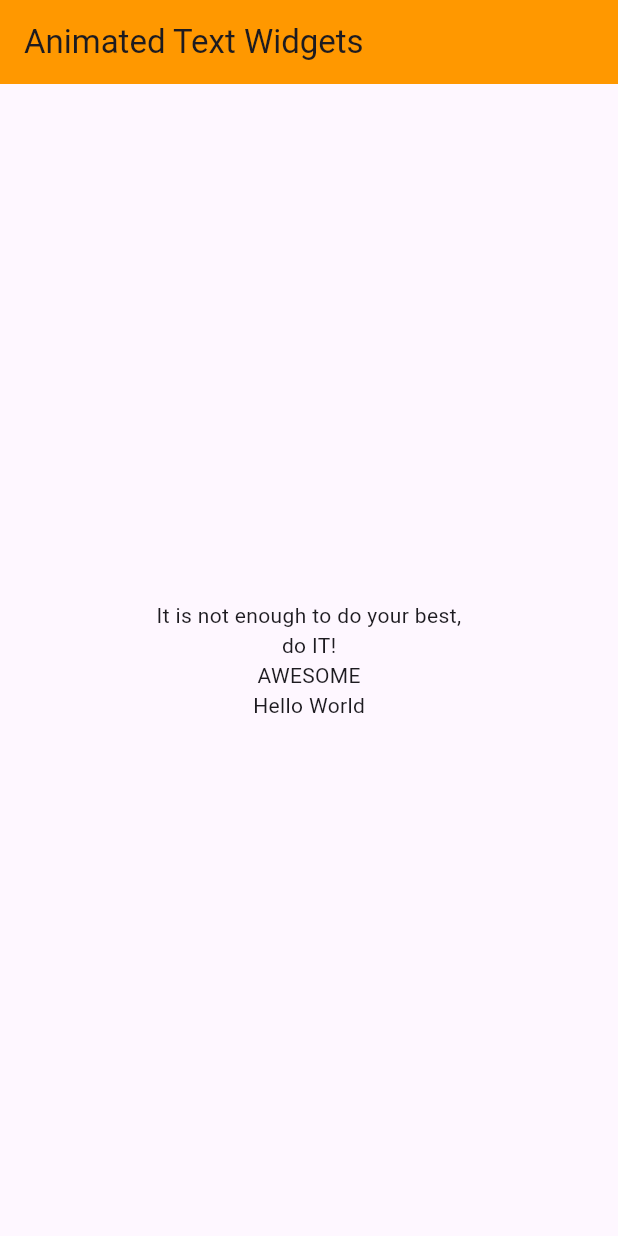
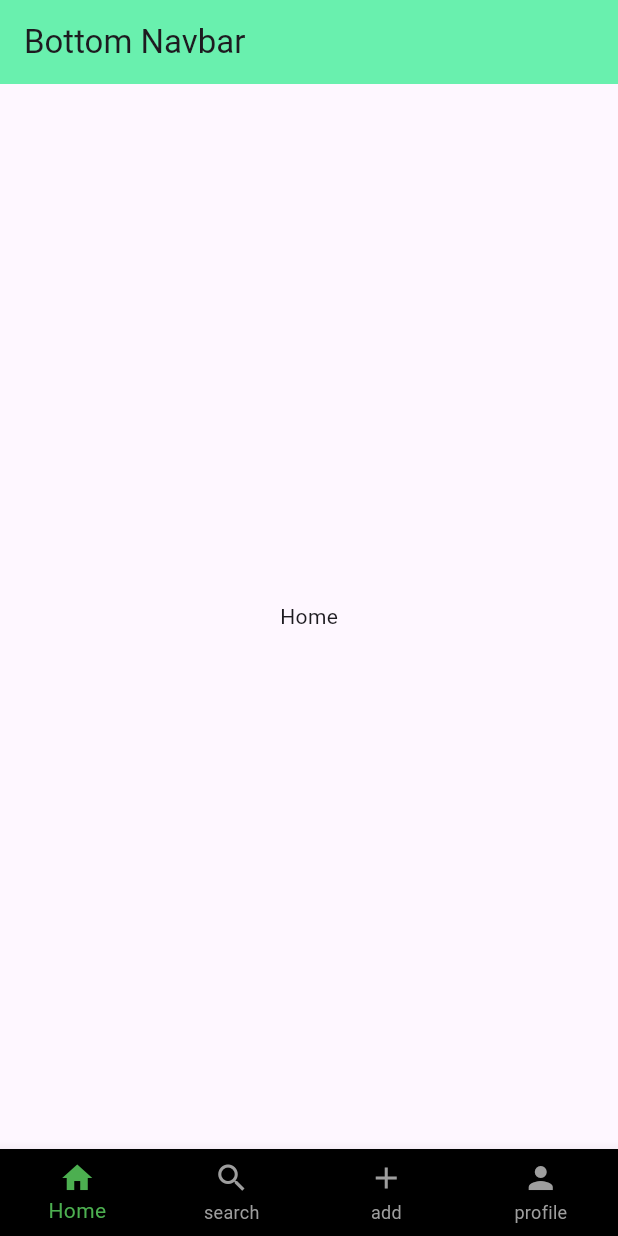
Before and after one commit to Jashwanth-Gowda-R/my_flutter_widgets, a Flutter app: the screen it shows after launch, on a phone screen of 412 x 824 dp. Run offline on Flutter 3.47's test engine with Material 2 defaults, Android fonts, the phone set to English and light mode, and no system bars; drawn by our look-alikes of animated_text_kit; our stand-ins replace cached_network_image.

Commit message:
added bottom navbar widgets

```diff
--- a/lib/main.dart
+++ b/lib/main.dart
@@ -1,5 +1,5 @@
 import 'package:flutter/material.dart';
-import 'package:flutter_widgets/views/widgets/animated_text.dart';
+import 'package:flutter_widgets/views/widgets/bottom_nav.dart';
 
 void main() {
   runApp(const MyApp());
@@ -16,10 +16,10 @@ class MyApp extends StatelessWidget {
       title: 'Flutter Demo',
       theme: ThemeData(
         brightness: Brightness.light,
-        primaryColor: Colors.orange,
+        primaryColor: Colors.greenAccent,
         useMaterial3: true,
       ),
-      home: const AnimatedTextWidgets(),
+      home: const BottomNav(),
     );
   }
 }
--- /dev/null
+++ b/lib/views/widgets/bottom_nav.dart
@@ -0,0 +1,107 @@
+import 'package:flutter/material.dart';
+
+class BottomNav extends StatefulWidget {
+  const BottomNav({super.key});
+
+  @override
+  State<BottomNav> createState() => _BottomNavState();
+}
+
+class _BottomNavState extends State<BottomNav> {
+  int selectedIndex = 0;
+  // List<Widget> widgets = [
+  // const Center(
+  //   child: Text(
+  //     'Home',
+  //   ),
+  // ),
+  // const Center(
+  //   child: Text(
+  //     'Search',
+  //   ),
+  // ),
+  // const Center(
+  //   child: Text(
+  //     'Add',
+  //   ),
+  // ),
+  // const Center(
+  //   child: Text(
+  //     'profile',
+  //   ),
+  // ),
+  // ];
+
+  final PageController _pageController = PageController();
+
+  void selectedIndexOnTap(int index) {
+    setState(() {
+      selectedIndex = index;
+    });
+    _pageController.jumpToPage(index);
+  }
+
+  @override
+  Widget build(BuildContext context) {
+    return Scaffold(
+      appBar: AppBar(
+        title: const Text('Bottom Navbar'),
+        backgroundColor: Colors.greenAccent,
+      ),
+      bottomNavigationBar: BottomNavigationBar(
+        backgroundColor: Colors.black,
+        type: BottomNavigationBarType.fixed,
+        items: const [
+          BottomNavigationBarItem(
+            icon: Icon(Icons.home),
+            label: 'Home',
+          ),
+          BottomNavigationBarItem(
+            icon: Icon(Icons.search),
+            label: 'search',
+          ),
+          BottomNavigationBarItem(
+            icon: Icon(Icons.add),
+            label: 'add',
+          ),
+          BottomNavigationBarItem(
+            icon: Icon(Icons.person),
+            label: 'profile',
+          ),
+        ],
+        currentIndex: selectedIndex,
+        selectedItemColor: Colors.green,
+        unselectedItemColor: Colors.grey,
+        onTap: (int index) => selectedIndexOnTap(index),
+      ),
+      // body: Container(
+      //   child: widgets[selectedIndex],
+      // ),
+      body: PageView(
+        controller: _pageController,
+        children: const [
+          Center(
+            child: Text(
+              'Home',
+            ),
+          ),
+          Center(
+            child: Text(
+              'Search',
+            ),
+          ),
+          Center(
+            child: Text(
+              'Add',
+            ),
+          ),
+          Center(
+            child: Text(
+              'profile',
+            ),
+          ),
+        ],
+      ),
+    );
+  }
+}
```
